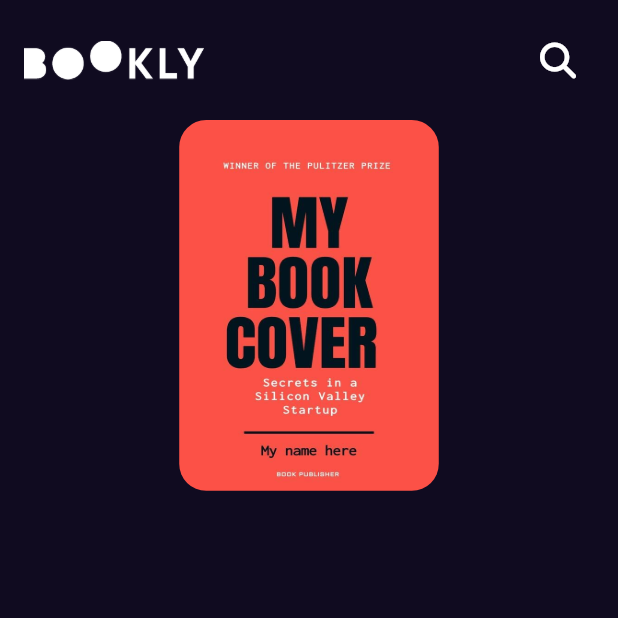
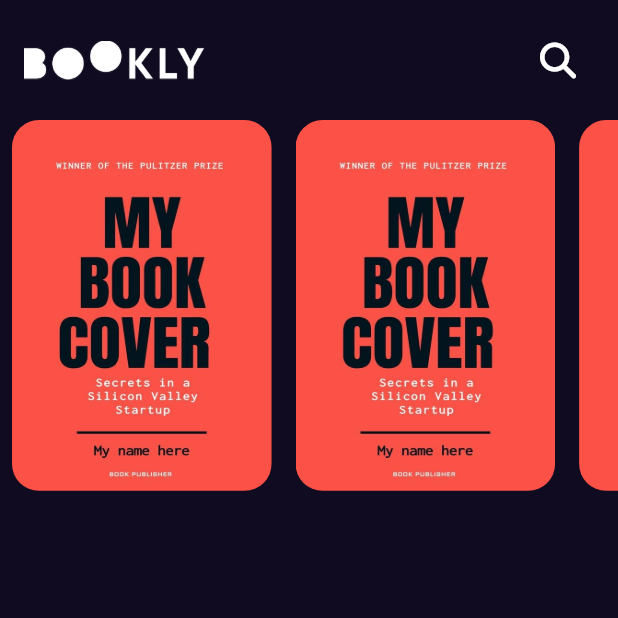
Before and after one commit to 3bary/bookly_app, a Flutter app: the screen it shows after launch, on a phone screen of 412 x 824 dp, the top half of it. Run offline on Flutter 3.47's test engine with Material 2 defaults, Android fonts, the phone set to English and light mode, and no system bars; our stand-ins replace font_awesome_flutter, get.

Commit message:
add featured books list view

```diff
--- a/lib/features/home/presentation/views/widgets/custom_list_view_item.dart
+++ /dev/null
@@ -1,25 +0,0 @@
-import 'package:bookly_app/core/utils/assets.dart';
-import 'package:flutter/material.dart';
-
-class CustomListViewItem extends StatelessWidget {
-  const CustomListViewItem({Key? key}) : super(key: key);
-
-  @override
-  Widget build(BuildContext context) {
-    return SizedBox(
-      height: MediaQuery.of(context).size.height * 0.3,
-      child: AspectRatio(
-        aspectRatio: 2.8/4,
-        child: Container(
-          decoration:  BoxDecoration(
-            borderRadius: BorderRadius.circular(18.0),
-              image: const DecorationImage(
-                  image: AssetImage(AssetsData.testImage),
-                  fit: BoxFit.fill,
-              ),
-          ),
-        ),
-      ),
-    );
-  }
-}
--- /dev/null
+++ b/lib/features/home/presentation/views/widgets/featured_books_list_view.dart
@@ -0,0 +1,21 @@
+import 'package:flutter/material.dart';
+
+import 'featured_list_view_item.dart';
+
+class FeaturedBooksListView extends StatelessWidget {
+  const FeaturedBooksListView({Key? key}) : super(key: key);
+
+  @override
+  Widget build(BuildContext context) {
+    return SizedBox(
+      height: MediaQuery.of(context).size.height * 0.3,
+      child: ListView.builder(
+        scrollDirection: Axis.horizontal,
+          itemBuilder: (context,index) => const Padding(
+            padding: EdgeInsets.symmetric(horizontal:8),
+            child: FeaturedListViewItem(),
+          )
+      ),
+    );
+  }
+}
--- /dev/null
+++ b/lib/features/home/presentation/views/widgets/featured_list_view_item.dart
@@ -0,0 +1,22 @@
+import 'package:bookly_app/core/utils/assets.dart';
+import 'package:flutter/material.dart';
+
+class FeaturedListViewItem extends StatelessWidget {
+  const FeaturedListViewItem({Key? key}) : super(key: key);
+
+  @override
+  Widget build(BuildContext context) {
+    return AspectRatio(
+      aspectRatio: 2.8/4,
+      child: Container(
+        decoration:  BoxDecoration(
+          borderRadius: BorderRadius.circular(18.0),
+            image: const DecorationImage(
+                image: AssetImage(AssetsData.testImage),
+                fit: BoxFit.fill,
+            ),
+        ),
+      ),
+    );
+  }
+}
--- a/lib/features/home/presentation/views/widgets/home_view_body.dart
+++ b/lib/features/home/presentation/views/widgets/home_view_body.dart
@@ -1,9 +1,9 @@
 import 'package:bookly_app/core/utils/assets.dart';
 import 'package:bookly_app/features/home/presentation/views/widgets/custom_app_bar.dart';
+import 'package:bookly_app/features/home/presentation/views/widgets/featured_books_list_view.dart';
 import 'package:flutter/material.dart';
 import 'package:font_awesome_flutter/font_awesome_flutter.dart';
 
-import 'custom_list_view_item.dart';
 
 class HomeViewBody extends StatelessWidget {
   const HomeViewBody({Key? key}) : super(key: key);
@@ -13,7 +13,8 @@ class HomeViewBody extends StatelessWidget {
     return Column(
       children: [
         CustomAppBar(icon: FontAwesomeIcons.magnifyingGlass, onPressed: (){}, image: AssetsData.logo),
-        const CustomListViewItem()
+        const FeaturedBooksListView(),
+
       ],
     );
   }
```
